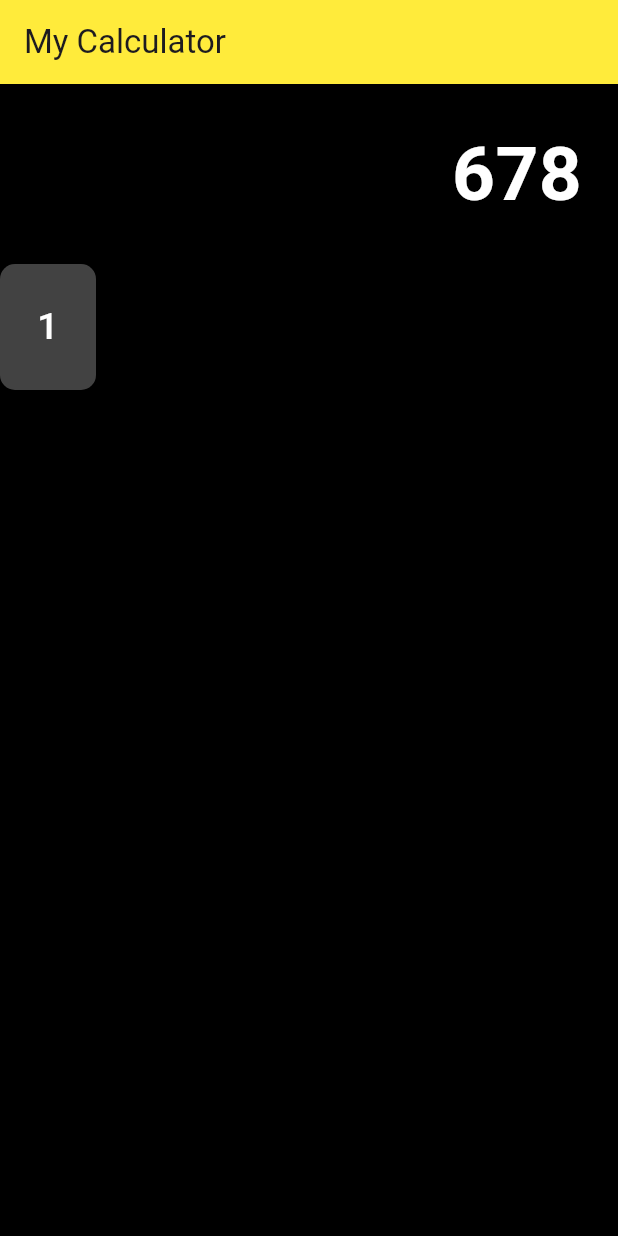
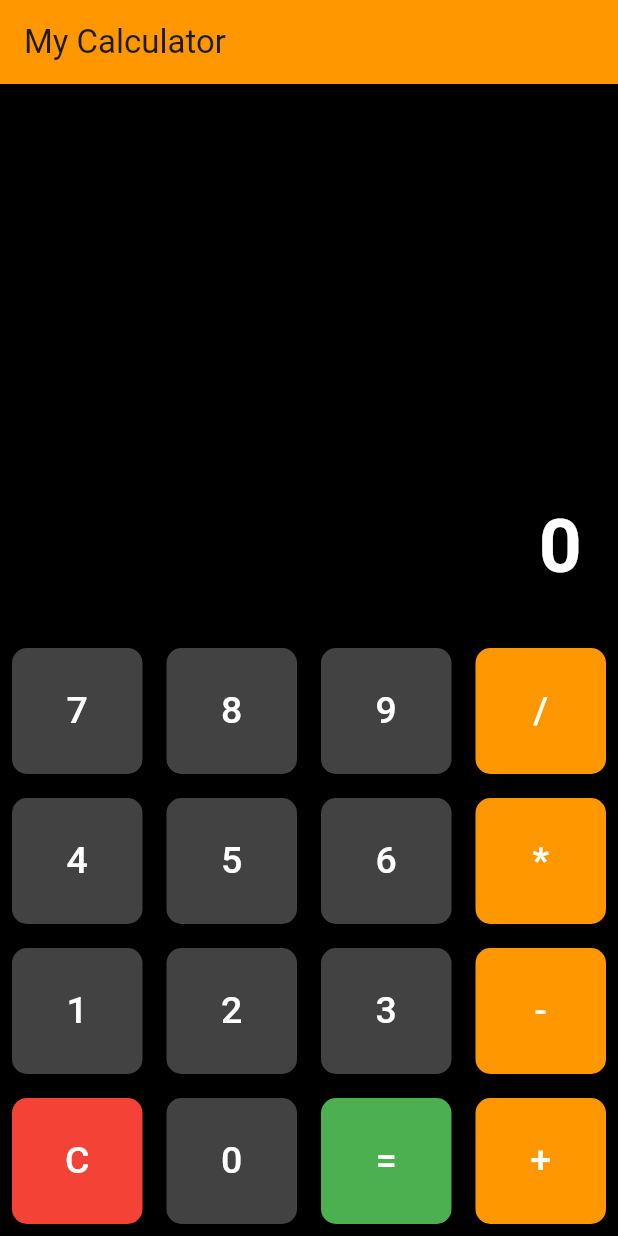
Before and after one commit to AbuZafor99/Calculator-App---Flutter, a Flutter app: the screen it shows after launch, on a phone screen of 412 x 824 dp. Run offline on Flutter 3.47's test engine with Material 3 defaults, Android fonts, the phone set to English and light mode, and no system bars; missing offline and left inert: dart:ffi.

Commit message:
complete app- calculator

```diff
--- a/lib/calculator_main.dart
+++ b/lib/calculator_main.dart
@@ -1,3 +1,5 @@
+import 'dart:ffi';
+
 import 'package:calculator_app/widget/buildButton.dart';
 import 'package:flutter/material.dart';
 
@@ -9,31 +11,102 @@ class Calculator_app extends StatefulWidget {
 }
 
 class _Calculator_appState extends State<Calculator_app> {
+  String _output="0";
+  String _input="0";
+  String _ope="0";
+  double num1=0;
+  double num2=0;
+
+  void buttonPress(String value){
+    print(value);
+    setState(() {
+      if(value=="C"){
+        _output="0";
+        _input="0";
+        _ope="";
+        num1=0;
+        num2=0;
+      }else if(value=="="){
+        num2=double.parse(_input);
+        if(_ope=="+"){
+          _output=(num1+num2).toString();
+        }
+        else if(_ope=="-"){
+          _output=(num1-num2).toString();
+        }
+        else if(_ope=="*"){
+          _output=(num1*num2).toString();
+        }
+        else if(_ope=="/"){
+          _output=(num2!=0)?(num1/num2).toString(): "Error";
+        }
+        _input=_output;
+      }
+      else if(['+','-','*','/'].contains(value)){
+        num1=double.parse(_input);
+        _ope=value;
+        _input='';
+      }
+      else{
+        _input+=value;
+        _output=_input;
+      }
+    });
+  }
   @override
   Widget build(BuildContext context) {
     return Scaffold(
       backgroundColor: Colors.black,
       appBar: AppBar(
         title: const Text("My Calculator"),
-        backgroundColor: Colors.yellow,
+        backgroundColor: Colors.orange,
       ),
       body:Column(
         children: [
-          Container(
+          Expanded(
+            child: Container(
               alignment: Alignment.bottomRight,
               padding: EdgeInsets.all(24),
-            child: Text("678",
+              child: Text(_output,
               style: TextStyle(
                 fontSize: 50,
                 fontWeight: FontWeight.bold,
                 color: Colors.white
               ),),
             ),
+          ),
           Row(
             children: [
-              buildButton()
+              buildButton(onClick: ()=>buttonPress("7"),text: "7",),
+              buildButton(onClick: ()=>buttonPress("8"),text: "8",),
+              buildButton(onClick: ()=>buttonPress("9"),text: "9",),
+              buildButton(onClick: ()=>buttonPress("/"),text: "/",color: Colors.orange,),
             ],
-          )
+          ),
+          Row(
+            children: [
+              buildButton(onClick: ()=>buttonPress("4"),text: "4",),
+              buildButton(onClick: ()=>buttonPress("5"),text: "5",),
+              buildButton(onClick: ()=>buttonPress("6"),text: "6",),
+              buildButton(onClick: ()=>buttonPress("*"),text: "*",color: Colors.orange),
+            ],
+          ),
+          Row(
+            children: [
+              buildButton(onClick: ()=>buttonPress("1"),text: "1",),
+              buildButton(onClick: ()=>buttonPress("2"),text: "2",),
+              buildButton(onClick: ()=>buttonPress("3"),text: "3",),
+              buildButton(onClick: ()=>buttonPress("-"),text: "-",color: Colors.orange),
+            ],
+          ),
+          Row(
+            children: [
+              buildButton(onClick: ()=>buttonPress("C"),text: "C",color: Colors.red),
+              buildButton(onClick: ()=>buttonPress("0"),text: "0",),
+              buildButton(onClick: ()=>buttonPress("="),text: "=",color: Colors.green),
+              buildButton(onClick: ()=>buttonPress("+"),text: "+",color: Colors.orange),
+            ],
+          ),
         ],
       ),
     );
--- a/lib/widget/buildButton.dart
+++ b/lib/widget/buildButton.dart
@@ -2,24 +2,35 @@ import 'package:flutter/cupertino.dart';
 import 'package:flutter/material.dart';
 
 class buildButton extends StatelessWidget {
-  const buildButton({
+  String text;
+  Color ? color;
+  final VoidCallback onClick;
+   buildButton({
     super.key,
+    required this.onClick,
+    this.color,
+    required this.text
   });
 
   @override
   Widget build(BuildContext context) {
-    return ElevatedButton(
+    return Expanded(
+      child: Padding(
+        padding: const EdgeInsets.all(8),
+        child: ElevatedButton(
             style: ElevatedButton.styleFrom(
                 padding: EdgeInsets.all(24),
                 shape: RoundedRectangleBorder(borderRadius: BorderRadius.circular(10)),
-            backgroundColor: Colors.grey[800]
+                backgroundColor: color ?? Colors.grey[800]
             ),
-        onPressed: (){},
-        child: Text("1",
+            onPressed: onClick,
+            child: Text(text,
               style: TextStyle(
                   fontSize: 25,
                   color: Colors.white
               ),)
+        ),
+      ),
     );
   }
 }
```
Lines whose indentation alone changed are shown as unchanged.
